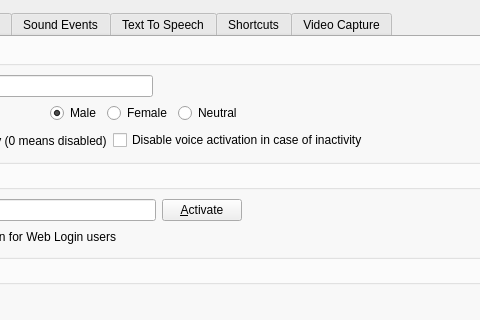
Qt form Client/qtTeamTalk/preferences.ui (BearWare/TeamTalk5) before a commit; both pictures show x 318 to 798 and y 0 to 320 of the 881 by 695 pixel window.
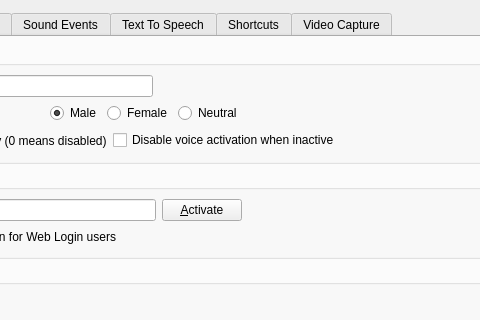
The same form after that commit. Icons and pictures are not drawn. Custom widgets are drawn as their Qt base class.

Commit message: Rename checkbox

```diff
--- a/Client/qtTeamTalk/preferences.ui
+++ b/Client/qtTeamTalk/preferences.ui
@@ -177,7 +177,7 @@
             <item>
              <widget class="QCheckBox" name="disableVoiceActCheckBox">
               <property name="text">
-               <string>Disable voice activation in case of inactivity</string>
+               <string>Disable voice activation when inactive</string>
               </property>
              </widget>
             </item>
```
